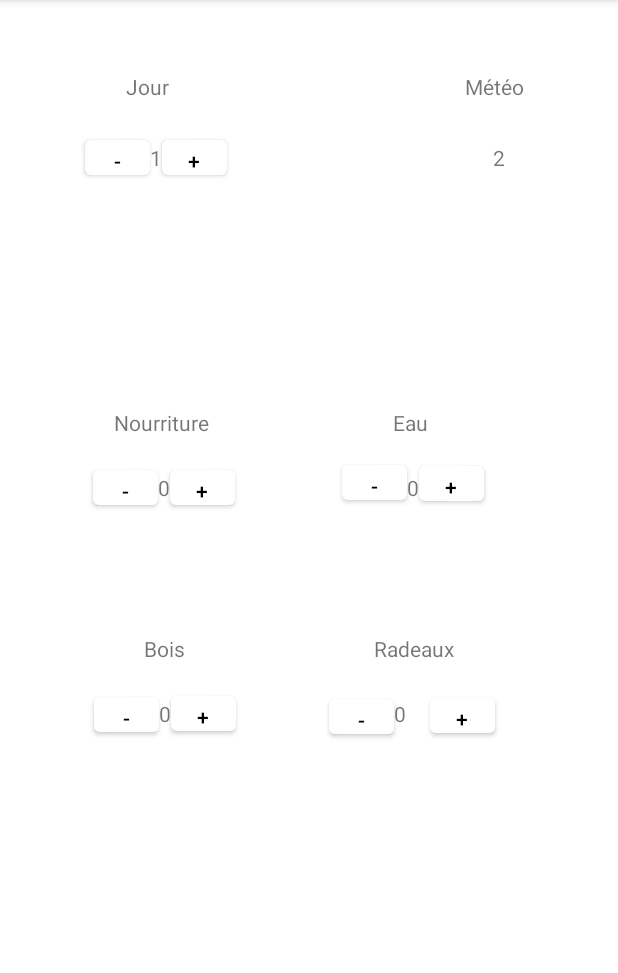
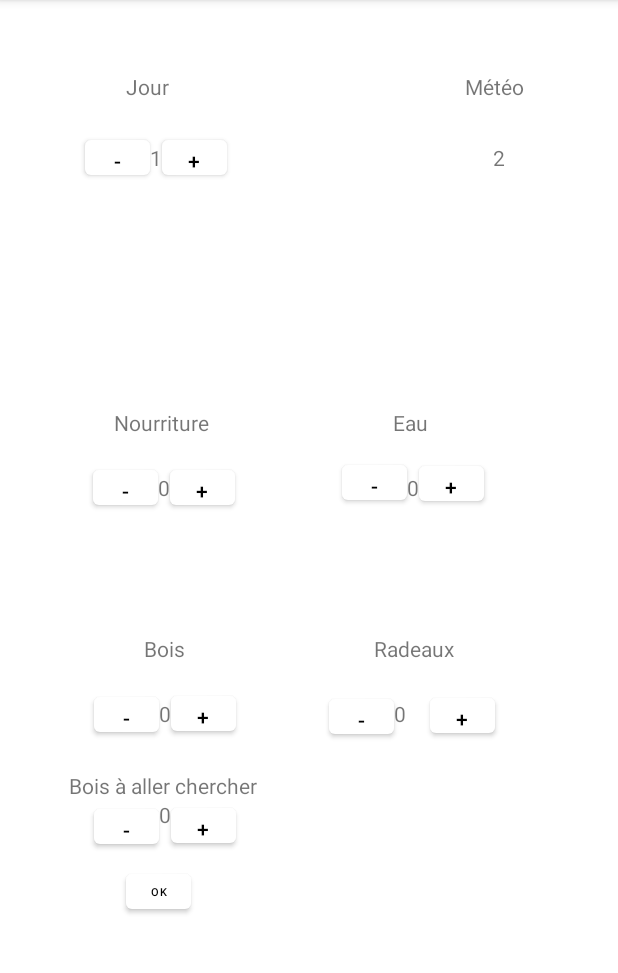
Before and after one commit to MateoLaville/Galerapagos, an Android app: the screen it shows after launch (MainActivity), on a phone screen of 412 x 824 dp, the part 84-1057 px from its top. Run offline under Robolectric (Android 15) with nearby library versions, the phone set to English and light mode, and no system bars.

Commit message:
Ajoute la foret

```diff
--- a/app/src/main/res/layout/activity_main.xml
+++ b/app/src/main/res/layout/activity_main.xml
@@ -255,6 +255,68 @@
         app:layout_constraintStart_toEndOf="@+id/wood"
         app:layout_constraintTop_toTopOf="@+id/wood" />
 
+    <TextView
+        android:id="@+id/woodToGet"
+        android:layout_width="wrap_content"
+        android:layout_height="wrap_content"
+        android:layout_marginTop="48dp"
+        android:text="0"
+        app:layout_constraintEnd_toStartOf="@+id/incrWood"
+        app:layout_constraintHorizontal_bias="0.0"
+        app:layout_constraintStart_toEndOf="@+id/decrWood"
+        app:layout_constraintTop_toBottomOf="@+id/wood" />
+
+    <TextView
+        android:id="@+id/textView4"
+        android:layout_width="wrap_content"
+        android:layout_height="wrap_content"
+        android:text="Bois à aller chercher"
+        app:layout_constraintBottom_toTopOf="@+id/woodToGet"
+        app:layout_constraintEnd_toEndOf="@+id/incrWoodToGet"
+        app:layout_constraintHorizontal_bias="0.545"
+        app:layout_constraintStart_toStartOf="@+id/decrWoodToGet" />
+
+    <Button
+        android:id="@+id/decrWoodToGet"
+        android:layout_width="43dp"
+        android:layout_height="35dp"
+        android:onClick="decrWoodToGet"
+        android:text="-"
+        android:textColor="@color/black"
+        app:backgroundTint="#FFFFFF"
+        app:layout_constraintBottom_toBottomOf="@+id/woodToGet"
+        app:layout_constraintEnd_toStartOf="@+id/woodToGet"
+        app:layout_constraintTop_toTopOf="@+id/woodToGet"
+        app:layout_constraintVertical_bias="0.0" />
+
+    <Button
+        android:id="@+id/incrWoodToGet"
+        android:layout_width="43dp"
+        android:layout_height="35dp"
+        android:onClick="incrWoodToGet"
+        android:text="+"
+        android:textColor="@color/black"
+        app:backgroundTint="#FFFFFF"
+        app:layout_constraintBottom_toBottomOf="@+id/woodToGet"
+        app:layout_constraintStart_toEndOf="@+id/woodToGet"
+        app:layout_constraintTop_toTopOf="@+id/woodToGet"
+        app:layout_constraintVertical_bias="0.062" />
+
+    <Button
+        android:id="@+id/getWood"
+        android:layout_width="43dp"
+        android:layout_height="35dp"
+        android:layout_marginTop="24dp"
+        android:onClick="getWood"
+        android:text="Ok"
+        android:textColor="@color/black"
+        android:textSize="7sp"
+        app:backgroundTint="#FFFFFF"
+        app:layout_constraintEnd_toEndOf="@+id/woodToGet"
+        app:layout_constraintHorizontal_bias="0.628"
+        app:layout_constraintStart_toStartOf="@+id/woodToGet"
+        app:layout_constraintTop_toBottomOf="@+id/woodToGet" />
+
     <Button
         android:id="@+id/decrWood"
         android:layout_width="43dp"
@@ -268,4 +330,15 @@
         app:layout_constraintTop_toTopOf="@+id/wood"
         app:layout_constraintVertical_bias="0.473" />
 
+    <TextView
+        android:id="@+id/result"
+        android:layout_width="wrap_content"
+        android:layout_height="wrap_content"
+        android:layout_marginTop="4dp"
+        android:text=""
+        app:layout_constraintEnd_toEndOf="@+id/getWood"
+        app:layout_constraintHorizontal_bias="0.533"
+        app:layout_constraintStart_toStartOf="@+id/getWood"
+        app:layout_constraintTop_toBottomOf="@+id/getWood" />
+
 </androidx.constraintlayout.widget.ConstraintLayout>
```
Also changed, not shown: app/src/main/java/com/example/galerapagos/MainActivity.kt (+44 -2 lines).
